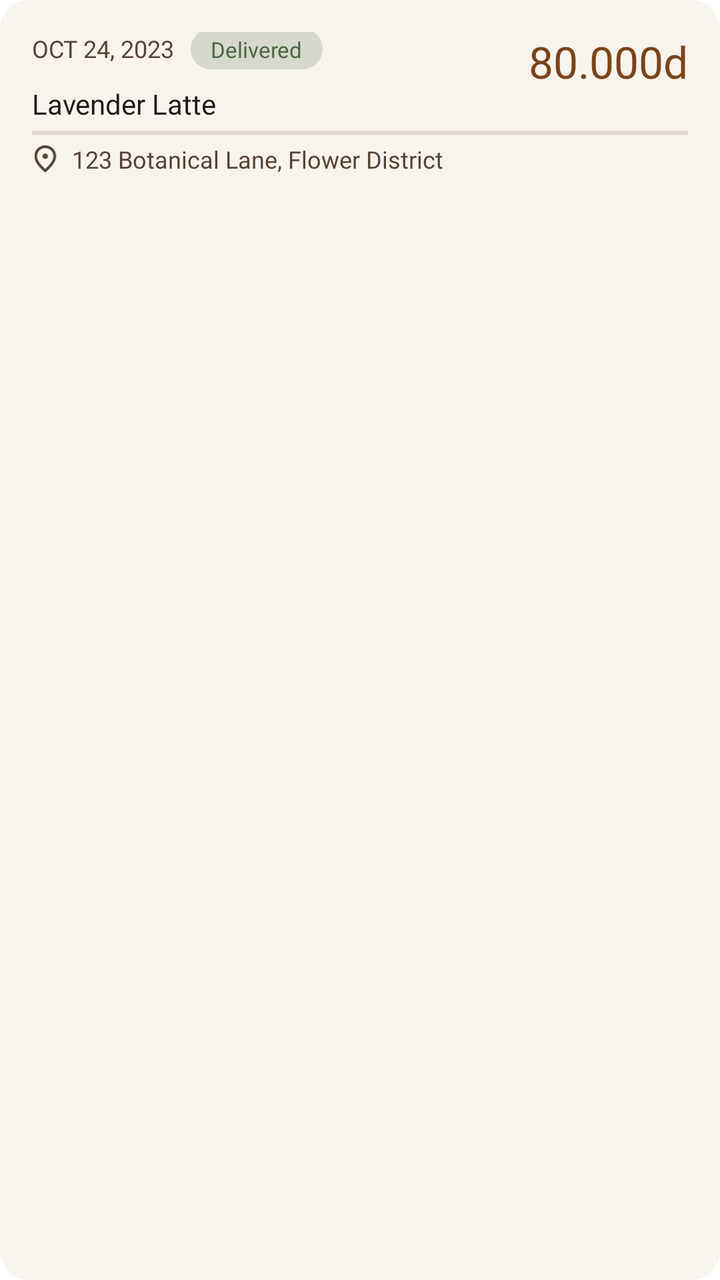
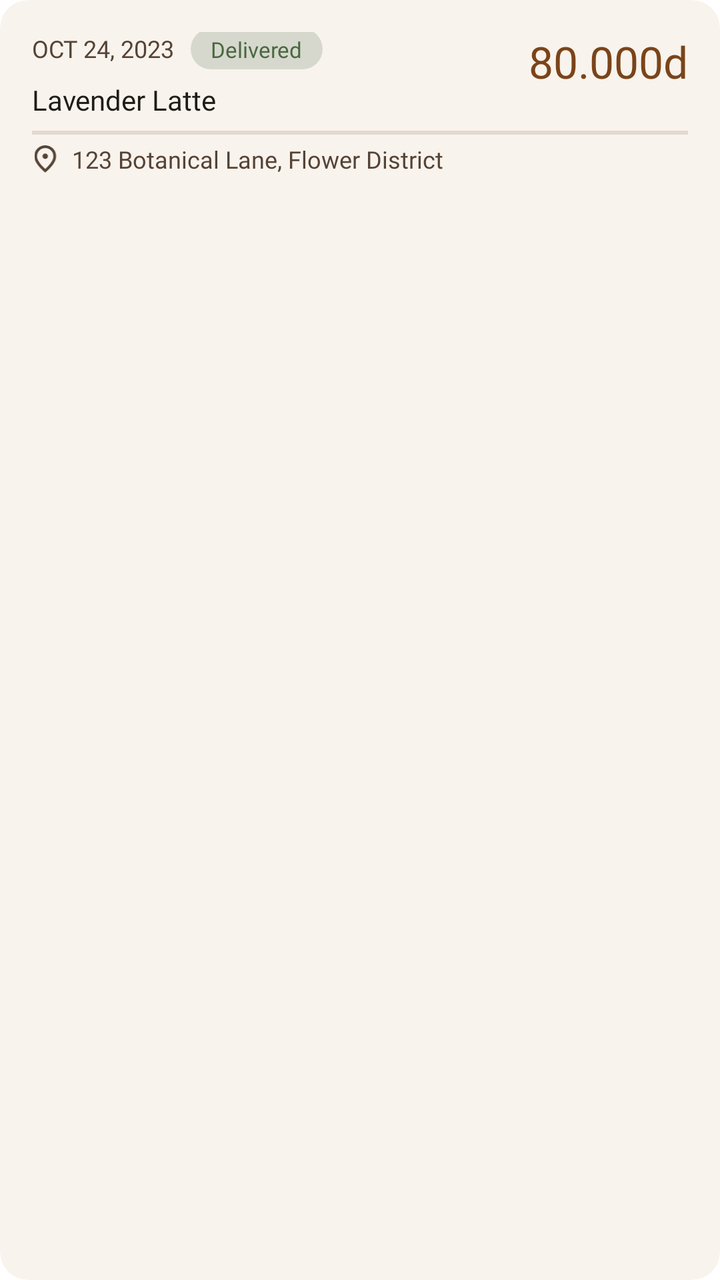

Screens rendered from an Android XML layout before and after an edit, with the pre-edit source and the edit as a unified diff.
<!-- AndroidManifest.xml: application theme Theme.PersonalMidterm -->
<!-- res/layout/item_order.xml -->
<?xml version="1.0" encoding="utf-8"?>
<com.google.android.material.card.MaterialCardView xmlns:android="http://schemas.android.com/apk/res/android"
    xmlns:app="http://schemas.android.com/apk/res-auto"
    android:layout_width="match_parent"
    android:layout_height="wrap_content"
    android:layout_marginBottom="12dp"
    app:cardCornerRadius="14dp"
    app:cardElevation="0dp"
    app:cardBackgroundColor="#F8F3EC"
    app:contentPadding="16dp">

    <androidx.constraintlayout.widget.ConstraintLayout
        android:layout_width="match_parent"
        android:layout_height="wrap_content">

        <TextView
            android:id="@+id/tv_order_date"
            android:layout_width="wrap_content"
            android:layout_height="wrap_content"
            android:fontFamily="@font/manrope_medium"
            android:text="OCT 24, 2023"
            android:textAllCaps="true"
            android:textColor="@color/text_secondary"
            android:textSize="12sp"
            app:layout_constraintStart_toStartOf="parent"
            app:layout_constraintTop_toTopOf="parent" />

        <com.google.android.material.card.MaterialCardView
            android:id="@+id/status_badge_bg"
            android:layout_width="wrap_content"
            android:layout_height="wrap_content"
            android:layout_marginStart="8dp"
            app:cardCornerRadius="10dp"
            android:paddingVertical="4dp"
            android:paddingHorizontal="12dp"
            app:cardElevation="0dp"
            app:cardBackgroundColor="@color/status_delivered_bg"
            app:layout_constraintStart_toEndOf="@id/tv_order_date"
            app:layout_constraintTop_toTopOf="@id/tv_order_date"
            app:layout_constraintBottom_toBottomOf="@id/tv_order_date">

            <TextView
                android:id="@+id/tv_status_badge"
                android:layout_width="wrap_content"
                android:layout_height="wrap_content"
                android:paddingHorizontal="10dp"
                android:paddingVertical="3dp"
                android:fontFamily="@font/manrope_bold"
                android:text="Delivered"
                android:textColor="@color/status_delivered_text"
                android:textSize="11sp" />

        </com.google.android.material.card.MaterialCardView>

        <TextView
            android:id="@+id/tv_order_price"
            android:layout_width="wrap_content"
            android:layout_height="wrap_content"
            android:fontFamily="@font/playfairdisplay_bold"
            android:text="80.000d"
            android:textColor="@color/theme_brown"
            android:textSize="22sp"
            app:layout_constraintEnd_toEndOf="parent"
            app:layout_constraintTop_toTopOf="parent" />

        <TextView
            android:id="@+id/tv_order_items"
            android:layout_width="0dp"
            android:layout_height="wrap_content"
            android:layout_marginTop="10dp"
            android:fontFamily="@font/manrope_medium"
            android:text="Lavender Latte"
            android:textColor="@color/text_primary"
            android:textSize="14sp"
            app:layout_constraintStart_toStartOf="parent"
            app:layout_constraintEnd_toEndOf="parent"
            app:layout_constraintTop_toBottomOf="@id/tv_order_date" />

        <View
            android:id="@+id/divider"
            android:layout_width="match_parent"
            android:layout_height="2dp"
            app:layout_constraintStart_toStartOf="parent"
            app:layout_constraintTop_toBottomOf="@id/tv_order_items"
            android:background="@color/divider_light"
            android:layout_marginTop="4dp"/>

        <ImageView
            android:id="@+id/ic_location"
            android:layout_width="14dp"
            android:layout_height="14dp"
            android:layout_marginTop="4dp"
            android:src="@drawable/ic_pin"
            app:tint="@color/text_secondary"
            app:layout_constraintStart_toStartOf="parent"
            app:layout_constraintTop_toBottomOf="@id/divider"
            app:layout_constraintBottom_toBottomOf="@id/tv_order_address" />

        <TextView
            android:id="@+id/tv_order_address"
            android:layout_width="0dp"
            android:layout_height="wrap_content"
            android:layout_marginStart="6dp"
            android:layout_marginTop="4dp"
            android:fontFamily="@font/manrope_regular"
            android:text="123 Botanical Lane, Flower District"
            android:textColor="@color/text_secondary"
            android:textSize="12sp"
            app:layout_constraintStart_toEndOf="@id/ic_location"
            app:layout_constraintEnd_toEndOf="parent"
            app:layout_constraintTop_toBottomOf="@id/divider" />

    </androidx.constraintlayout.widget.ConstraintLayout>

</com.google.android.material.card.MaterialCardView>
<!-- resources referenced by this layout -->
<resources>
  <color name="divider_light">#33887364</color>
  <color name="status_delivered_bg">#30436444</color>
  <color name="status_delivered_text">#4A6741</color>
  <color name="text_primary">#1D1C18</color>
  <color name="text_secondary">#554336</color>
  <color name="theme_brown">#7A4419</color>
  <!-- drawable ic_pin (drawable) -->
  <vector xmlns:android="http://schemas.android.com/apk/res/android"
      android:width="10dp"
      android:height="12dp"
      android:viewportWidth="10"
      android:viewportHeight="12">
    <path
        android:pathData="M4.667,5.833C4.988,5.833 5.262,5.719 5.491,5.491C5.719,5.262 5.833,4.988 5.833,4.667C5.833,4.346 5.719,4.071 5.491,3.843C5.262,3.614 4.988,3.5 4.667,3.5C4.346,3.5 4.071,3.614 3.843,3.843C3.614,4.071 3.5,4.346 3.5,4.667C3.5,4.988 3.614,5.262 3.843,5.491C4.071,5.719 4.346,5.833 4.667,5.833ZM4.667,10.121C5.853,9.032 6.733,8.043 7.306,7.153C7.88,6.264 8.167,5.474 8.167,4.783C8.167,3.724 7.829,2.856 7.153,2.18C6.477,1.505 5.649,1.167 4.667,1.167C3.685,1.167 2.856,1.505 2.18,2.18C1.505,2.856 1.167,3.724 1.167,4.783C1.167,5.474 1.453,6.264 2.027,7.153C2.601,8.043 3.481,9.032 4.667,10.121ZM4.667,11.667C3.101,10.335 1.932,9.098 1.159,7.955C0.386,6.813 0,5.756 0,4.783C0,3.325 0.469,2.163 1.407,1.298C2.345,0.433 3.432,0 4.667,0C5.901,0 6.988,0.433 7.926,1.298C8.864,2.163 9.333,3.325 9.333,4.783C9.333,5.756 8.947,6.813 8.174,7.955C7.401,9.098 6.232,10.335 4.667,11.667Z"
        android:fillColor="#554336"/>
  </vector>
  <style name="Theme.PersonalMidterm" parent="Theme.MaterialComponents.DayNight.NoActionBar">
          <item name="android:textColorPrimary">@color/text_primary</item>
          <item name="android:textColorSecondary">@color/text_primary</item>
          
          <item name="android:statusBarColor">?attr/colorPrimaryVariant</item>
          
      </style>
</resources>

<!-- the commit's change to res/layout/item_order.xml (unified diff, before → after) -->
@@ -67,13 +67,16 @@
             android:id="@+id/tv_order_items"
             android:layout_width="0dp"
             android:layout_height="wrap_content"
-            android:layout_marginTop="10dp"
+            android:layout_marginTop="8dp"
+            android:layout_marginEnd="8dp"
             android:fontFamily="@font/manrope_medium"
             android:text="Lavender Latte"
             android:textColor="@color/text_primary"
+            android:maxLines="2"
+            android:ellipsize="end"
             android:textSize="14sp"
             app:layout_constraintStart_toStartOf="parent"
-            app:layout_constraintEnd_toEndOf="parent"
+            app:layout_constraintEnd_toStartOf="@id/tv_order_price"
             app:layout_constraintTop_toBottomOf="@id/tv_order_date" />
 
         <View
@@ -83,7 +86,7 @@
             app:layout_constraintStart_toStartOf="parent"
             app:layout_constraintTop_toBottomOf="@id/tv_order_items"
             android:background="@color/divider_light"
-            android:layout_marginTop="4dp"/>
+            android:layout_marginTop="6dp"/>
 
         <ImageView
             android:id="@+id/ic_location"
